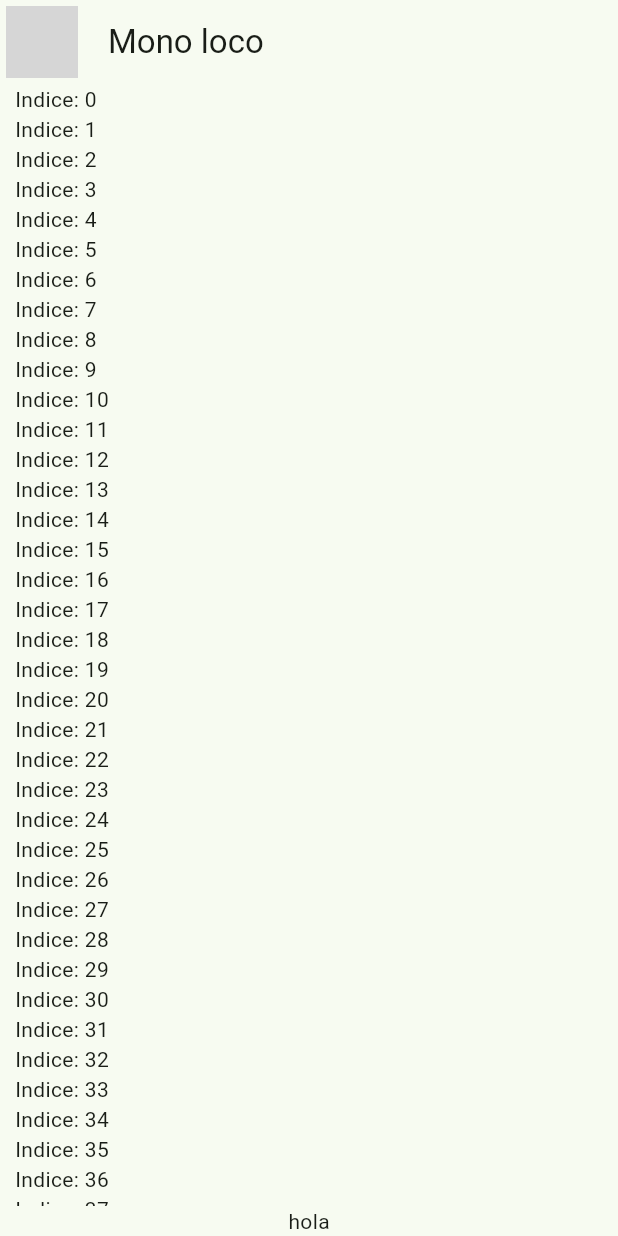
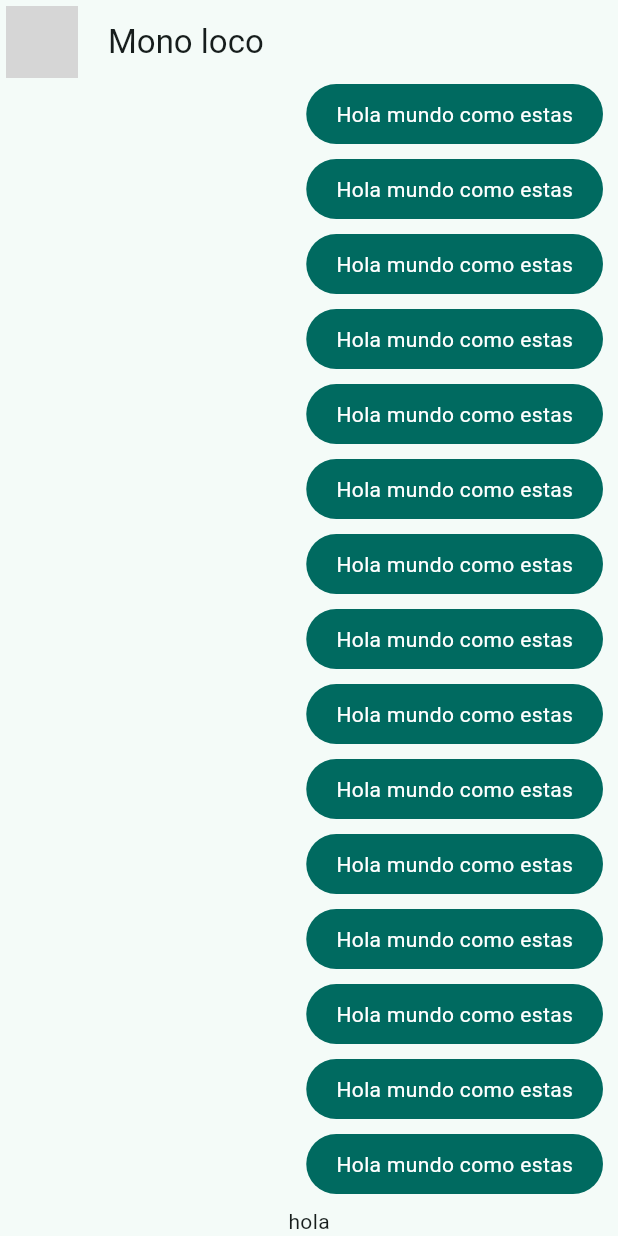
Before and after one commit to FernandoNeirot/Flutter_Yes-No-App, a Flutter app: the screen it shows after launch, on a phone screen of 412 x 824 dp. Run offline on Flutter 3.47's test engine with Material 3 defaults, Android fonts, the phone set to English and light mode, and no system bars; network calls fail; grey boxes are pictures that could not be loaded.

```diff
--- a/lib/main.dart
+++ b/lib/main.dart
@@ -12,7 +12,7 @@ class MyApp extends StatelessWidget {
   Widget build(BuildContext context) {
     return MaterialApp(
       debugShowCheckedModeBanner:false,
-      theme: AppTheme(selectColor: 3).theme(),
+      theme: AppTheme(selectColor: 2).theme(),
       title: 'Yes-No App',
       home: const ChatScreen());
   }
--- a/lib/presentation/screens/chat/chat_screen.dart
+++ b/lib/presentation/screens/chat/chat_screen.dart
@@ -1,4 +1,5 @@
 import 'package:flutter/material.dart';
+import 'package:yes_no_app/presentation/widgets/chat/my_message_bubble.dart';
 
 class ChatScreen extends StatelessWidget {
   const ChatScreen({super.key});
@@ -34,7 +35,7 @@ class _ChatView extends StatelessWidget {
             Expanded(child: ListView.builder(
               itemCount: 100,
               itemBuilder: (context, index) {
-              return Text("Indice: $index");
+              return const MyMessageBubble();
             },)),
 
             const Text("hola"),
--- a/lib/presentation/widgets/chat/my_message_bubble.dart
+++ b/lib/presentation/widgets/chat/my_message_bubble.dart
@@ -1,10 +1,28 @@
 import 'package:flutter/material.dart';
 
-class MyMessageBubbles extends StatelessWidget {
-  const MyMessageBubbles({super.key});
+class MyMessageBubble extends StatelessWidget {
+  const MyMessageBubble({super.key});
 
   @override
   Widget build(BuildContext context) {
-    return const Text("My message");
+    final colors= Theme.of(context).colorScheme;
+    return Column(
+      crossAxisAlignment: CrossAxisAlignment.end,
+      children: [
+        Container(
+          // height: 10,
+          // width: 10,
+          decoration: BoxDecoration(
+            color:colors.primary,
+            borderRadius: BorderRadius.circular(20),
+          ),
+          child: const Padding(
+            padding: EdgeInsets.symmetric(horizontal: 20, vertical: 10),
+            child: Text('Hola mundo como estas', style: TextStyle(color: Colors.white),),
+          ),
+        ),
+        const SizedBox(height: 10),
+      ],
+    );
   }
 }
```
